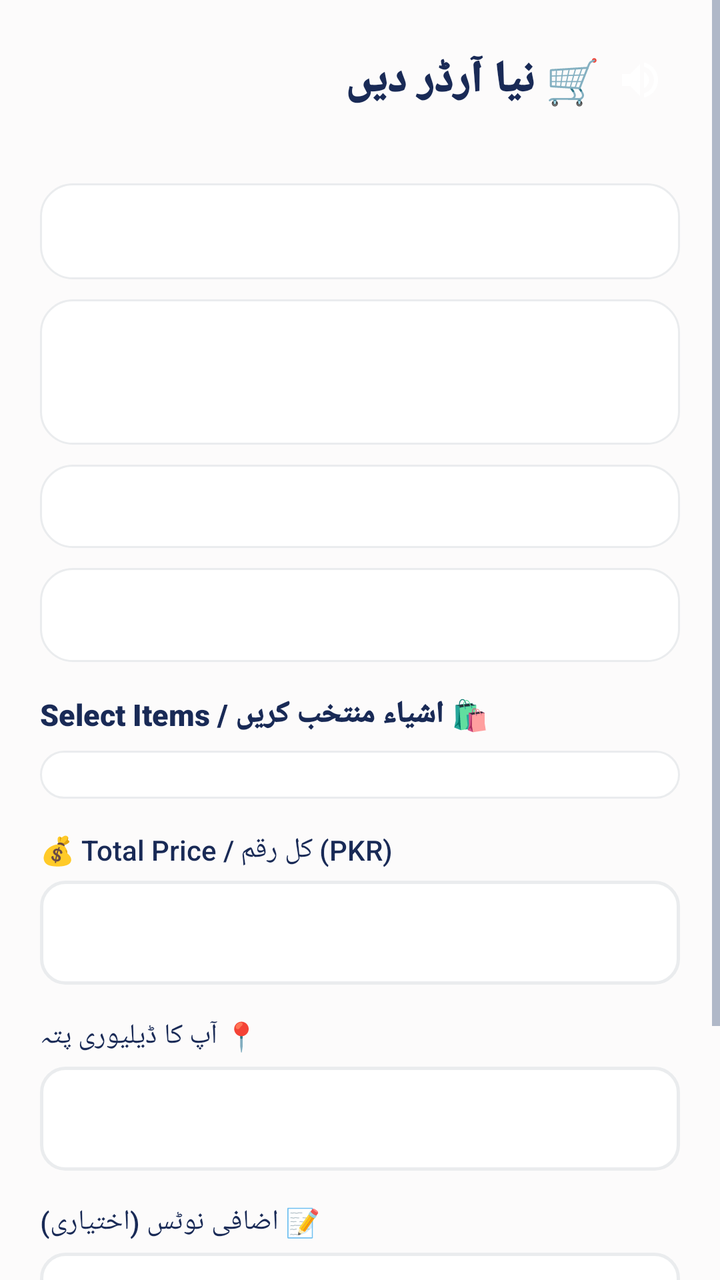
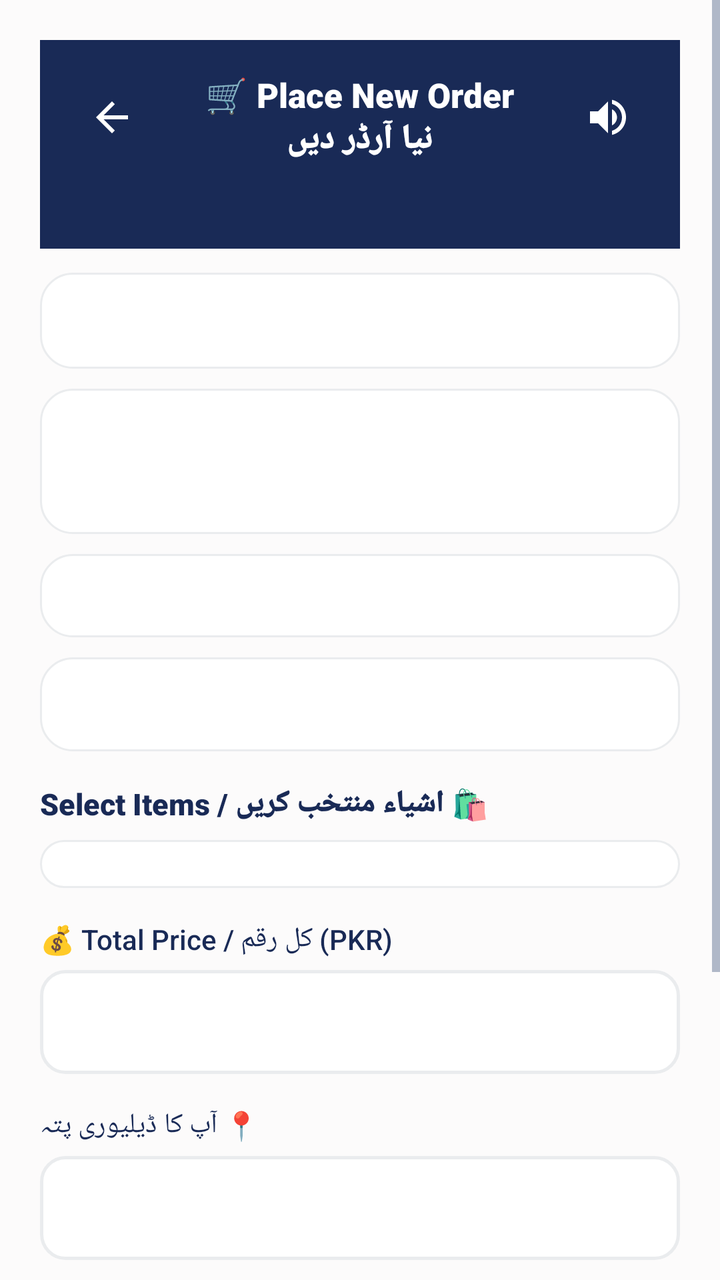

Before-and-after screenshots of an Android layout around one commit, followed by the original layout XML and the change that was made.
<!-- AndroidManifest.xml: application theme Theme.SheEmpower -->
<!-- res/layout/activity_place_order.xml -->
<?xml version="1.0" encoding="utf-8"?>
<ScrollView xmlns:android="http://schemas.android.com/apk/res/android"
    android:layout_width="match_parent"
    android:layout_height="match_parent"
    android:background="@color/background">

    <LinearLayout
        android:layout_width="match_parent"
        android:layout_height="wrap_content"
        android:orientation="vertical"
        android:padding="20dp">

        <LinearLayout
            android:layout_width="match_parent"
            android:layout_height="wrap_content"
            android:orientation="horizontal"
            android:gravity="center_vertical"
            android:layout_marginBottom="10dp">

            <TextView
                android:layout_width="0dp"
                android:layout_height="wrap_content"
                android:layout_weight="1"
                android:text="🛒 نیا آرڈر دیں"
                android:textSize="22sp"
                android:fontFamily="sans-serif-black"
                android:textColor="@color/text_primary" />

            <ImageButton
                android:id="@+id/btnSpeaker"
                android:layout_width="40dp"
                android:layout_height="40dp"
                android:src="@drawable/ic_speaker"
                android:background="?attr/selectableItemBackgroundBorderless"
                android:contentDescription="Speaker" />
        </LinearLayout>

        <TextView
            android:id="@+id/tvCategoryHeader"
            android:layout_width="match_parent"
            android:layout_height="wrap_content"
            android:textColor="@color/primary"
            android:fontFamily="sans-serif-bold"
            android:textSize="13sp"
            android:layout_marginBottom="4dp" />

        <Spinner
            android:id="@+id/spinnerOrderCategory"
            android:layout_width="match_parent"
            android:layout_height="48dp"
            android:background="@drawable/bg_skeu_card"
            android:paddingStart="10dp"
            android:paddingEnd="10dp"
            android:layout_marginBottom="10dp" />

        <LinearLayout
            android:layout_width="match_parent"
            android:layout_height="wrap_content"
            android:orientation="horizontal"
            android:background="@drawable/bg_skeu_card"
            android:padding="16dp"
            android:gravity="center_vertical">

            <LinearLayout
                android:layout_width="0dp"
                android:layout_height="wrap_content"
                android:layout_weight="1"
                android:orientation="vertical">

                <TextView
                    android:id="@+id/tvSellerName"
                    android:layout_width="wrap_content"
                    android:layout_height="wrap_content"
                    android:fontFamily="sans-serif-black"
                    android:textColor="#FFFFFF"
                    android:textSize="16sp" />

                <TextView
                    android:id="@+id/tvSellerMeta"
                    android:layout_width="wrap_content"
                    android:layout_height="wrap_content"
                    android:textColor="#FFFFFF" />
            </LinearLayout>

            <TextView
                android:id="@+id/tvSellerVerified"
                android:layout_width="wrap_content"
                android:layout_height="wrap_content"
                android:textColor="@color/success_green"
                android:fontFamily="sans-serif-bold" />
        </LinearLayout>

        <TextView
            android:id="@+id/tvDeliveryInfo"
            android:layout_width="match_parent"
            android:layout_height="wrap_content"
            android:background="@drawable/bg_skeu_card"
            android:padding="12dp"
            android:layout_marginTop="10dp"
            android:textColor="@color/text_primary"
            android:fontFamily="sans-serif-medium"
            android:textSize="13sp" />

        <TextView
            android:id="@+id/tvSelectedItem"
            android:layout_width="match_parent"
            android:layout_height="wrap_content"
            android:background="@drawable/bg_skeu_card"
            android:padding="14dp"
            android:layout_marginTop="10dp"
            android:textColor="@color/text_primary"
            android:fontFamily="sans-serif-bold" />

        
        <TextView
            android:id="@+id/tvChecklistHeader"
            android:layout_width="wrap_content"
            android:layout_height="wrap_content"
            android:text="🛍️ اشیاء منتخب کریں / Select Items"
            android:fontFamily="sans-serif-black"
            android:textColor="@color/text_primary"
            android:textSize="15sp"
            android:layout_marginTop="16dp" />

        <TextView
            android:id="@+id/tvChecklistEmpty"
            android:layout_width="match_parent"
            android:layout_height="wrap_content"
            android:text="اس بیچنے والی کی کوئی چیز موجود نہیں"
            android:textColor="@color/text_secondary"
            android:visibility="gone"
            android:layout_marginTop="8dp" />

        <LinearLayout
            android:id="@+id/layoutProductChecklist"
            android:layout_width="match_parent"
            android:layout_height="wrap_content"
            android:orientation="vertical"
            android:background="@drawable/bg_skeu_card"
            android:padding="12dp"
            android:layout_marginTop="8dp" />

        <LinearLayout
            android:id="@+id/layoutDynamicFields"
            android:layout_width="match_parent"
            android:layout_height="wrap_content"
            android:orientation="vertical" />

        <TextView
            android:layout_width="wrap_content"
            android:layout_height="wrap_content"
            android:text="💰 Total Price / کل رقم (PKR)"
            android:textColor="@color/text_primary"
            android:fontFamily="sans-serif-medium"
            android:layout_marginTop="16dp" />

        <com.google.android.material.textfield.TextInputEditText
            android:id="@+id/etAmount"
            android:layout_width="match_parent"
            android:layout_height="52dp"
            android:inputType="number"
            android:padding="14dp"
            android:background="@drawable/bg_skeu_input"
            android:layout_marginTop="6dp" />

        <TextView
            android:id="@+id/tvAmountLockedNote"
            android:layout_width="match_parent"
            android:layout_height="wrap_content"
            android:textColor="@color/warning_amber"
            android:textSize="11sp"
            android:layout_marginTop="4dp"
            android:visibility="gone" />

        <LinearLayout
            android:id="@+id/layoutBuyerAddress"
            android:layout_width="match_parent"
            android:layout_height="wrap_content"
            android:orientation="vertical">

            <TextView
                android:layout_width="wrap_content"
                android:layout_height="wrap_content"
                android:text="📍 آپ کا ڈیلیوری پتہ"
                android:textColor="@color/text_primary"
                android:fontFamily="sans-serif-medium"
                android:layout_marginTop="16dp" />

            <com.google.android.material.textfield.TextInputEditText
                android:id="@+id/etAddress"
                android:layout_width="match_parent"
                android:layout_height="52dp"
                android:padding="14dp"
                android:background="@drawable/bg_skeu_input"
                android:layout_marginTop="6dp" />
        </LinearLayout>

        <TextView
            android:layout_width="wrap_content"
            android:layout_height="wrap_content"
            android:text="📝 اضافی نوٹس (اختیاری)"
            android:textColor="@color/text_primary"
            android:fontFamily="sans-serif-medium"
            android:layout_marginTop="16dp" />

        <com.google.android.material.textfield.TextInputEditText
            android:id="@+id/etNotes"
            android:layout_width="match_parent"
            android:layout_height="52dp"
            android:padding="14dp"
            android:background="@drawable/bg_skeu_input"
            android:layout_marginTop="6dp" />

        <Button
            android:id="@+id/btnSubmitOrder"
            android:layout_width="match_parent"
            android:layout_height="56dp"
            android:text="✅ آرڈر جمع کروائیں"
            android:fontFamily="sans-serif-medium"
            android:textSize="15sp"
            android:background="@drawable/bg_skeu_button_primary"
            android:textColor="#FFFFFF"
            android:layout_marginTop="24dp"
            android:layout_marginBottom="20dp" />

    </LinearLayout>
</ScrollView>
<!-- resources referenced by this layout -->
<resources>
  <color name="background">#FCFBFB</color>
  <color name="primary">#192A56</color>
  kkkkkkkkk
  <color name="success_green">#2ECC71</color>
  <color name="text_primary">#192A56</color>
  <color name="text_secondary">#6B7A99</color>
  <color name="warning_amber">#F39C12</color>
  <!-- drawable bg_skeu_button_primary (drawable) -->
  <?xml version="1.0" encoding="utf-8"?>
  <shape xmlns:android="http://schemas.android.com/apk/res/android"
      android:shape="rectangle">
      <solid android:color="@color/midnight_navy" />
      <corners android:radius="12dp" />
  </shape>
  <!-- drawable bg_skeu_card (drawable) -->
  <?xml version="1.0" encoding="utf-8"?>
  <shape xmlns:android="http://schemas.android.com/apk/res/android"
      android:shape="rectangle">
      <solid android:color="@color/white" />
      <corners android:radius="16dp" />
      <stroke android:color="@color/card_border" android:width="1dp" />
  </shape>
  <!-- drawable bg_skeu_input (drawable) -->
  <?xml version="1.0" encoding="utf-8"?>
  <shape xmlns:android="http://schemas.android.com/apk/res/android"
      android:shape="rectangle">
      <solid android:color="@color/white" />
      <corners android:radius="12dp" />
      <stroke android:color="@color/card_border" android:width="1.5dp" />
  </shape>
  <!-- drawable ic_speaker (drawable) -->
  <?xml version="1.0" encoding="utf-8"?>
  <vector xmlns:android="http://schemas.android.com/apk/res/android"
      android:width="24dp"
      android:height="24dp"
      android:viewportWidth="24"
      android:viewportHeight="24">
      <path
          android:fillColor="#FFFFFF"
          android:pathData="M3,9v6h4l5,5V4L7,9H3zm13.5,3c0-1.77-1.02-3.29-2.5-4.03v8.05c1.48-0.73,2.5-2.25,2.5-4.02zM14,3.23v2.06c2.89,0.86,5,3.54,5,6.71s-2.11,5.85-5,6.71v2.06c4.01-0.91,7-4.49,7-8.77s-2.99-7.86-7-8.77z"/>
  </vector>
  <style name="Theme.SheEmpower" parent="Theme.AppCompat.Light.NoActionBar">
          <item name="colorPrimary">@color/primary</item>
          <item name="colorPrimaryDark">@color/primary_dark</item>
          <item name="colorAccent">@color/accent</item>
          <item name="android:windowBackground">@color/background</item>
          <item name="android:colorBackground">@color/background</item>
          <item name="android:textColorPrimary">@color/text_primary</item>
          <item name="android:textColorSecondary">@color/text_secondary</item>
          <item name="android:statusBarColor">@color/primary_dark</item>
      </style>
  <color name="midnight_navy">#192A56</color>
  <color name="white">#FFFFFF</color>
  <color name="card_border">#EAECEE</color>
  <color name="primary_dark">#0F1B3D</color>
  <color name="accent">#F7D794</color>
</resources>

<!-- the commit's change to res/layout/activity_place_order.xml (unified diff, before → after) -->
@@ -10,39 +10,60 @@
         android:orientation="vertical"
         android:padding="20dp">
 
-        <LinearLayout
-            android:layout_width="match_parent"
-            android:layout_height="wrap_content"
-            android:orientation="horizontal"
-            android:gravity="center_vertical"
-            android:layout_marginBottom="10dp">
+        
+        <LinearLayout
+            android:layout_width="match_parent"
+            android:layout_height="wrap_content"
+            android:background="#192A56"
+            android:orientation="vertical"
+            android:padding="16dp"
+            android:layout_marginBottom="12dp">
+
+            <RelativeLayout
+                android:layout_width="match_parent"
+                android:layout_height="wrap_content">
+
+                <ImageButton
+                    android:id="@+id/btnBack"
+                    android:layout_width="40dp"
+                    android:layout_height="40dp"
+                    android:layout_alignParentStart="true"
+                    android:layout_centerVertical="true"
+                    android:background="?attr/selectableItemBackgroundBorderless"
+                    android:src="@drawable/ic_arrow_back"
+                    android:contentDescription="Back" />
+
+                <TextView
+                    android:layout_width="wrap_content"
+                    android:layout_height="wrap_content"
+                    android:layout_centerInParent="true"
+                    android:text="🛒 Place New Order\nنیا آرڈر دیں"
+                    android:textColor="#FFFFFF"
+                    android:textSize="17sp"
+                    android:gravity="center"
+                    android:fontFamily="sans-serif-black" />
+
+                <ImageButton
+                    android:id="@+id/btnSpeaker"
+                    android:layout_width="40dp"
+                    android:layout_height="40dp"
+                    android:layout_alignParentEnd="true"
+                    android:layout_centerVertical="true"
+                    android:background="?attr/selectableItemBackgroundBorderless"
+                    android:src="@drawable/ic_speaker"
+                    android:contentDescription="Speaker" />
+            </RelativeLayout>
 
             <TextView
-                android:layout_width="0dp"
-                android:layout_height="wrap_content"
-                android:layout_weight="1"
-                android:text="🛒 نیا آرڈر دیں"
-                android:textSize="22sp"
-                android:fontFamily="sans-serif-black"
-                android:textColor="@color/text_primary" />
-
-            <ImageButton
-                android:id="@+id/btnSpeaker"
-                android:layout_width="40dp"
-                android:layout_height="40dp"
-                android:src="@drawable/ic_speaker"
-                android:background="?attr/selectableItemBackgroundBorderless"
-                android:contentDescription="Speaker" />
+                android:id="@+id/tvCategoryHeader"
+                android:layout_width="match_parent"
+                android:layout_height="wrap_content"
+                android:textColor="#FFFFFF"
+                android:fontFamily="sans-serif-bold"
+                android:textSize="14sp"
+                android:layout_marginTop="8dp" />
+
         </LinearLayout>
-
-        <TextView
-            android:id="@+id/tvCategoryHeader"
-            android:layout_width="match_parent"
-            android:layout_height="wrap_content"
-            android:textColor="@color/primary"
-            android:fontFamily="sans-serif-bold"
-            android:textSize="13sp"
-            android:layout_marginBottom="4dp" />
 
         <Spinner
             android:id="@+id/spinnerOrderCategory"
@@ -139,6 +160,26 @@
             android:background="@drawable/bg_skeu_card"
             android:padding="12dp"
             android:layout_marginTop="8dp" />
+
+        
+        <TextView
+            android:id="@+id/tvProductFormTabHeader"
+            android:layout_width="wrap_content"
+            android:layout_height="wrap_content"
+            android:text="📝 Select Product to Fill Form / فارم کے لیے چیز منتخب کریں"
+            android:fontFamily="sans-serif-black"
+            android:textColor="@color/text_primary"
+            android:textSize="15sp"
+            android:layout_marginTop="16dp"
+            android:visibility="gone" />
+
+        <LinearLayout
+            android:id="@+id/layoutProductFormTabs"
+            android:layout_width="match_parent"
+            android:layout_height="wrap_content"
+            android:orientation="vertical"
+            android:layout_marginTop="8dp"
+            android:visibility="gone" />
 
         <LinearLayout
             android:id="@+id/layoutDynamicFields"
<!-- resource entries referenced after the edit -->
@@ -30,6 +30,17 @@
       <corners android:radius="12dp" />
       <stroke android:color="@color/card_border" android:width="1.5dp" />
   </shape>
+  <!-- drawable ic_arrow_back (drawable) -->
+  <?xml version="1.0" encoding="utf-8"?>
+  <vector xmlns:android="http://schemas.android.com/apk/res/android"
+      android:width="24dp"
+      android:height="24dp"
+      android:viewportWidth="24"
+      android:viewportHeight="24">
+      <path
+          android:fillColor="#FFFFFF"
+          android:pathData="M20,11H7.83l5.59-5.59L12,4l-8,8l8,8l1.41-1.41L7.83,13H20v-2z"/>
+  </vector>
   <!-- drawable ic_speaker (drawable) -->
   <?xml version="1.0" encoding="utf-8"?>
   <vector xmlns:android="http://schemas.android.com/apk/res/android"
